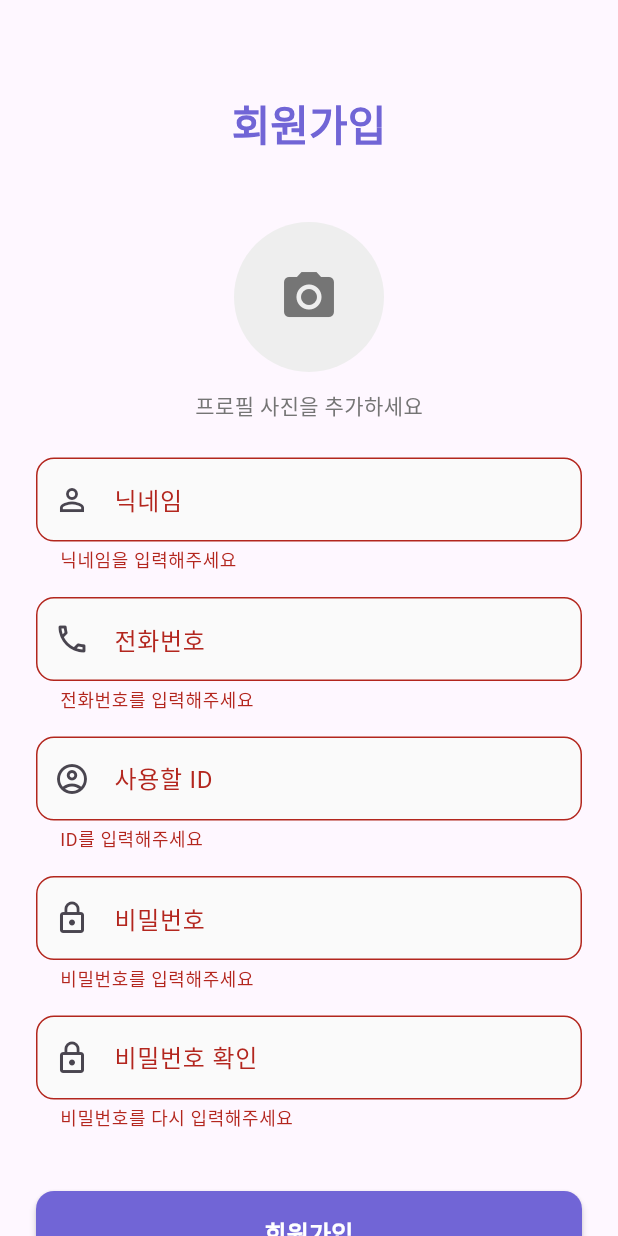
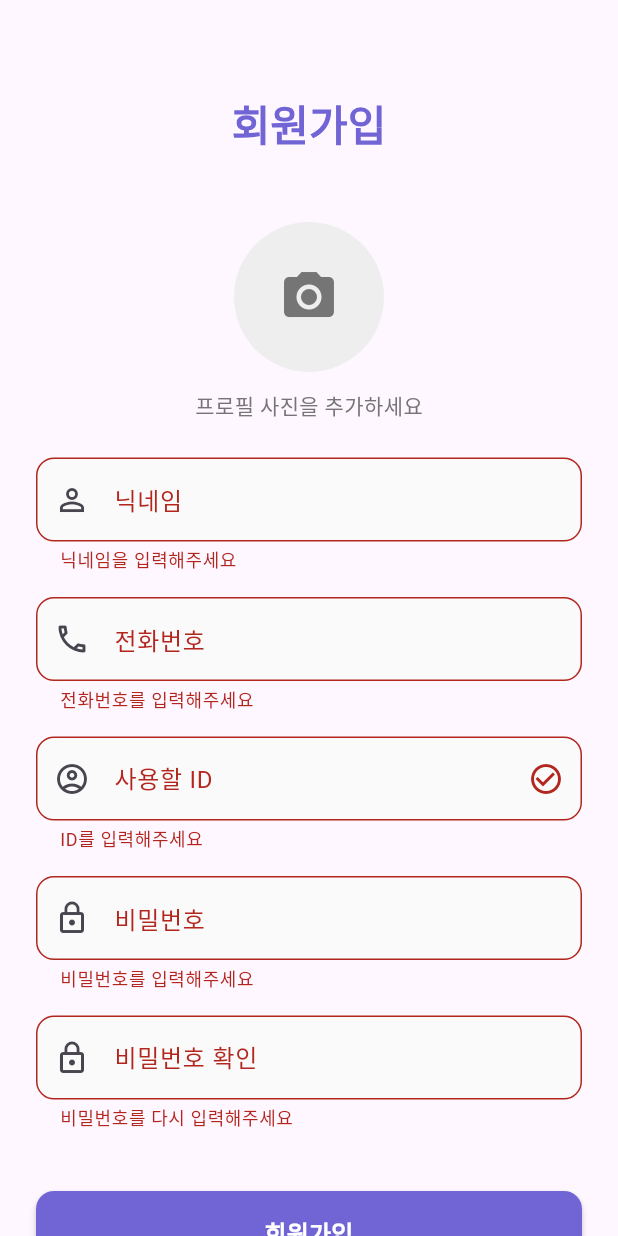
Before and after one commit to jinseok2101/iDress, a Flutter app: the SignupScreen screen opened by its route, after a tap on "회원가입", on a phone screen of 412 x 824 dp. Run offline on Flutter 3.47's test engine with Material 3 defaults, Android fonts, the phone set to English and light mode, and no system bars; our stand-ins replace firebase_auth, firebase_core, firebase_database, firebase_messaging, firebase_storage, flutter_riverpod and 4 more; missing offline and left inert: kakao_flutter_sdk_user; accounts and stored records are empty.

Commit message:
ID 중복 확인

```diff
--- a/lib/screens/authentication/signup_screen.dart
+++ b/lib/screens/authentication/signup_screen.dart
@@ -30,10 +30,10 @@ Future<void> saveUserToFirebase({
   await databaseRef.set({
     "username": username,
     "phone": phone,
-    if (id != null) "id": id, // 일반 로그인 사용자만 저장
-    if (passwordHash != null) "passwordHash": passwordHash, // 일반 로그인 사용자만 저장
+    if (id != null) "id": id,
+    if (passwordHash != null) "passwordHash": passwordHash,
     "createdAt": timestamp,
-    if (profileImageUrl != null) "profileImageUrl": profileImageUrl, // 프로필 이미지 URL 추가
+    if (profileImageUrl != null) "profileImageUrl": profileImageUrl,
   });
 }
 
@@ -46,7 +46,7 @@ class _SignupScreenState extends ConsumerState<SignupScreen> {
   final _confirmPasswordController = TextEditingController();
 
   bool _isLoading = false;
-  XFile? _profileImage; // 선택한 프로필 이미지 파일
+  XFile? _profileImage;
 
   @override
   void dispose() {
@@ -58,7 +58,6 @@ class _SignupScreenState extends ConsumerState<SignupScreen> {
     super.dispose();
   }
 
-  // 이미지 선택 함수
   Future<void> _pickImage() async {
     final picker = ImagePicker();
     final pickedFile = await picker.pickImage(source: ImageSource.gallery);
@@ -69,17 +68,12 @@ class _SignupScreenState extends ConsumerState<SignupScreen> {
     }
   }
 
-  // 이미지 업로드 함수
   Future<String?> _uploadImageToFirebase(XFile imageFile) async {
     try {
       final storageRef = FirebaseStorage.instance.ref();
       final profileImagesRef = storageRef.child("parent_profile/${DateTime.now().millisecondsSinceEpoch}.jpg");
-
-      // 이미지 업로드
       final uploadTask = profileImagesRef.putFile(File(imageFile.path));
       final snapshot = await uploadTask;
-
-      // 업로드 후 이미지 URL을 가져옴
       final imageUrl = await snapshot.ref.getDownloadURL();
       return imageUrl;
     } catch (e) {
@@ -88,47 +82,130 @@ class _SignupScreenState extends ConsumerState<SignupScreen> {
     }
   }
 
+  Future<bool> isIdDuplicated(String id) async {
+    final databaseRef = FirebaseDatabase.instance.ref("users");
+    final snapshot = await databaseRef.orderByChild("id").equalTo(id).get();
+    return snapshot.exists;
+  }
+
   Future<void> _submitForm() async {
     if (!_formKey.currentState!.validate()) return;
 
     setState(() => _isLoading = true);
 
     try {
+      final id = _idController.text;
+
+      // ID 중복 확인을 먼저 수행
+      final isDuplicate = await isIdDuplicated(id);
+      if (isDuplicate) {
+        if (mounted) {
+          ScaffoldMessenger.of(context).showSnackBar(
+            const SnackBar(
+              content: Text('이미 사용 중인 ID입니다. 다른 ID를 입력해주세요.'),
+              backgroundColor: Colors.red,
+            ),
+          );
+        }
+        setState(() => _isLoading = false);
+        return;
+      }
+
+      // 현재 인증된 사용자 확인
       final user = FirebaseAuth.instance.currentUser;
       if (user == null) {
         throw Exception('사용자가 인증되지 않았습니다.');
       }
 
-      final uid = user.uid; // Firebase Authentication에서 고유 UID 가져오기
-
       String? profileImageUrl;
       if (_profileImage != null) {
-        // Firebase Storage에 이미지 업로드하고 URL 받아오기
         profileImageUrl = await _uploadImageToFirebase(_profileImage!);
       }
 
+      // 사용자 정보 저장
       await saveUserToFirebase(
-        uid: uid,
+        uid: user.uid,
         username: _usernameController.text,
         phone: _phoneController.text,
         id: _idController.text,
-        passwordHash: Auth().hashPassword(_passwordController.text), // 비밀번호 해시 추가 필요
+        passwordHash: Auth().hashPassword(_passwordController.text),
         profileImageUrl: profileImageUrl,
       );
-      debugPrint('회원가입: 저장된 해시 비밀번호 = ${Auth().hashPassword(_passwordController.text)}');
 
       if (mounted) {
         context.go('/home');
       }
     } catch (e) {
       if (mounted) {
+        // 구체적인 오류 메시지 표시
         ScaffoldMessenger.of(context).showSnackBar(
-          const SnackBar(content: Text('회원가입 중 오류가 발생했습니다')),
+          SnackBar(
+            content: Text('회원가입 중 오류가 발생했습니다: ${e.toString()}'),
+            backgroundColor: Colors.red,
+          ),
         );
       }
     } finally {
       setState(() => _isLoading = false);
     }
+  }
+
+  Widget _buildIdInputField() {
+    return TextFormField(
+      controller: _idController,
+      decoration: InputDecoration(
+        labelText: '사용할 ID',
+        prefixIcon: const Icon(Icons.account_circle_outlined),
+        filled: true,
+        fillColor: Colors.grey.shade50,
+        border: OutlineInputBorder(
+          borderRadius: BorderRadius.circular(12),
+          borderSide: BorderSide(color: Colors.grey.shade200),
+        ),
+        suffixIcon: IconButton(
+          icon: const Icon(Icons.check_circle_outline),
+          onPressed: () async {
+            if (_idController.text.isEmpty) {
+              ScaffoldMessenger.of(context).showSnackBar(
+                const SnackBar(content: Text('ID를 입력해주세요')),
+              );
+              return;
+            }
+
+            bool isDuplicated = await isIdDuplicated(_idController.text);
+            if (isDuplicated) {
+              if (mounted) {
+                ScaffoldMessenger.of(context).showSnackBar(
+                  const SnackBar(
+                    content: Text('이미 사용 중인 ID입니다. 다른 ID를 입력해주세요.'),
+                    backgroundColor: Colors.red,
+                  ),
+                );
+              }
+            } else {
+              if (mounted) {
+                ScaffoldMessenger.of(context).showSnackBar(
+                  const SnackBar(
+                    content: Text('사용 가능한 ID입니다.'),
+                    backgroundColor: Colors.green,
+                  ),
+                );
+              }
+            }
+          },
+        ),
+      ),
+      validator: (value) {
+        if (value == null || value.isEmpty) {
+          return 'ID를 입력해주세요';
+        }
+        final idRegExp = RegExp(r'^[가-힣a-zA-Z0-9]+$');
+        if (!idRegExp.hasMatch(value)) {
+          return '한글, 영문, 숫자만 사용 가능합니다';
+        }
+        return null;
+      },
+    );
   }
 
   @override
@@ -153,12 +230,8 @@ class _SignupScreenState extends ConsumerState<SignupScreen> {
                     textAlign: TextAlign.center,
                   ),
                   const SizedBox(height: 48),
-
-                  // 이미지 선택 UI 추가
                   _buildImagePicker(),
                   const SizedBox(height: 24),
-
-                  // 기존 입력 필드들
                   _buildInputField(
                     controller: _usernameController,
                     label: '닉네임',
@@ -195,21 +268,7 @@ class _SignupScreenState extends ConsumerState<SignupScreen> {
                     },
                   ),
                   const SizedBox(height: 16),
-                  _buildInputField(
-                    controller: _idController,
-                    label: '사용할 ID',
-                    prefixIcon: Icons.account_circle_outlined,
-                    validator: (value) {
-                      if (value == null || value.isEmpty) {
-                        return 'ID를 입력해주세요';
-                      }
-                      final idRegExp = RegExp(r'^[가-힣a-zA-Z0-9]+$');
-                      if (!idRegExp.hasMatch(value)) {
-                        return '한글, 영문, 숫자만 사용 가능합니다';
-                      }
-                      return null;
-                    },
-                  ),
+                  _buildIdInputField(), // 수정된 ID 입력 필드
                   const SizedBox(height: 16),
                   _buildInputField(
                     controller: _passwordController,
@@ -283,7 +342,6 @@ class _SignupScreenState extends ConsumerState<SignupScreen> {
     );
   }
 
-  // 이미지 선택 UI
   Widget _buildImagePicker() {
     return Column(
       children: [
```
